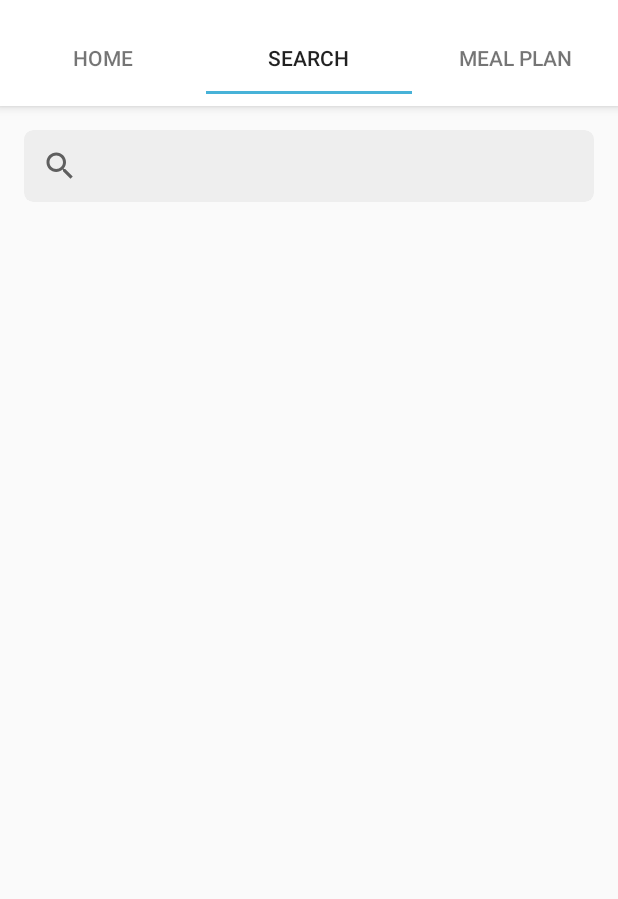
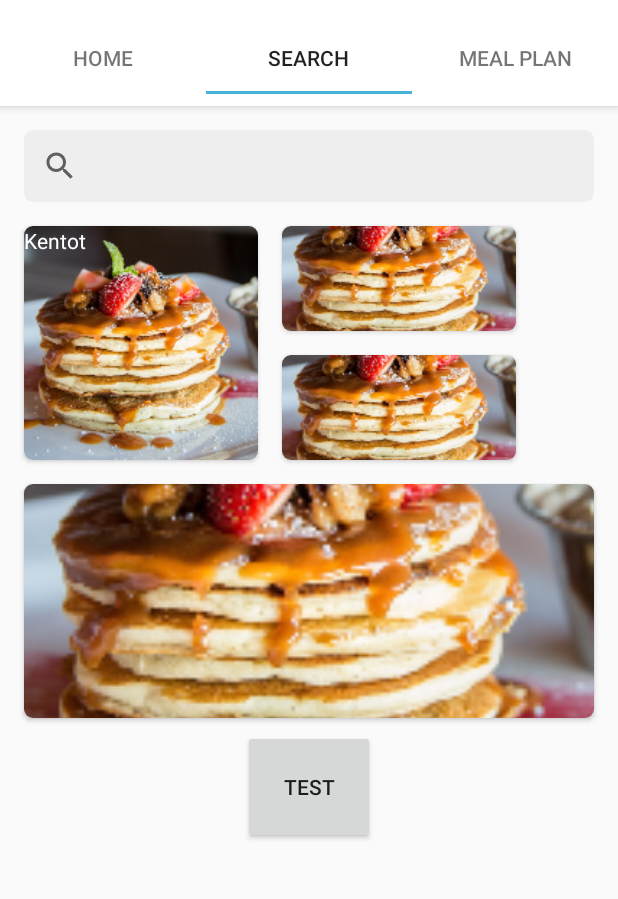
Before and after one commit to alifmufthi91/PKMCooking, an Android app: the screen it shows after launch (MainActivity), tab 2 chosen, on a phone screen of 412 x 824 dp, the part 62-961 px from its top. Run offline under Robolectric (Android 15) with nearby library versions, the phone set to English and light mode, and no system bars; our stand-ins replace ButterKnife, Picasso; libraries missing offline, so code that uses them is left out: org.parceler; pictures from the network do not load.

Commit message:
kebutuhan UI
Signed-off-by: pradprat <pradikafp14@gmail.com>

```diff
--- a/app/src/main/res/layout/fragment_tab2.xml
+++ b/app/src/main/res/layout/fragment_tab2.xml
@@ -8,7 +8,9 @@
     <android.support.design.card.MaterialCardView
         android:layout_width="match_parent"
         android:layout_height="wrap_content"
-        android:layout_margin="16dp"
+        android:layout_marginHorizontal="16dp"
+        android:layout_marginTop="16dp"
+        android:layout_marginBottom="8dp"
         app:cardCornerRadius="6dp"
         app:cardBackgroundColor="@color/grey_200"
         app:cardElevation="0dp">
@@ -23,7 +25,128 @@
         </android.support.v7.widget.SearchView>
     </android.support.design.card.MaterialCardView>
 
+   <GridLayout
+       android:columnCount="2"
+       android:rowCount="2"
+       android:alignmentMode="alignMargins"
+       android:columnOrderPreserved="false"
+       android:layout_width="match_parent"
+       android:layout_height="wrap_content">
 
+       <!--Column 1-->
+       <android.support.v7.widget.CardView
+           android:layout_width="156dp"
+           android:layout_height="156dp"
+           android:layout_row="0"
+           android:layout_column="0"
+           android:layout_rowSpan="2"
+           android:layout_marginLeft="16dp"
+           android:layout_marginTop="8dp"
+           android:layout_marginBottom="8dp"
+           android:layout_marginRight="8dp"
+           app:cardCornerRadius="@dimen/card_corner_radius">
+           <RelativeLayout
+               android:layout_width="match_parent"
+               android:layout_height="match_parent"
+               android:background="@drawable/shape_bg_white_rounded_rect"
+               android:orientation="vertical">
+               <ImageView
+                   android:layout_width="match_parent"
+                   android:layout_height="match_parent"
+                   android:scaleType="centerCrop"
+                   android:src="@mipmap/img_panck" />
+               <TextView
+                   android:layout_width="match_parent"
+                   android:layout_height="match_parent"
+                   android:textColor="#ffffff"
+                   android:fontFamily=""
+                   android:text="Kentot"
+                   />
+           </RelativeLayout>
+       </android.support.v7.widget.CardView>
+
+       <!--Column 2-->
+
+       <!--row 1-->
+       <android.support.v7.widget.CardView
+           android:layout_width="156dp"
+           android:layout_height="70dp"
+           android:layout_row="0"
+           android:layout_column="1"
+           android:layout_marginLeft="8dp"
+           android:layout_marginTop="8dp"
+           android:layout_marginBottom="8dp"
+           android:layout_marginRight="8dp"
+           app:cardCornerRadius="@dimen/card_corner_radius">
+           <LinearLayout
+               android:layout_width="match_parent"
+               android:layout_height="match_parent"
+               android:background="@drawable/shape_bg_white_rounded_rect"
+               android:orientation="vertical">
+               <ImageView
+                   android:layout_width="match_parent"
+                   android:layout_height="match_parent"
+                   android:scaleType="centerCrop"
+                   android:src="@mipmap/img_panck" />
+           </LinearLayout>
+       </android.support.v7.widget.CardView>
+
+       <!--row 2-->
+       <android.support.v7.widget.CardView
+           android:layout_width="156dp"
+           android:layout_height="70dp"
+           android:layout_row="1"
+           android:layout_column="1"
+           android:layout_marginLeft="8dp"
+           android:layout_marginTop="8dp"
+           android:layout_marginBottom="8dp"
+           android:layout_marginRight="8dp"
+           app:cardCornerRadius="@dimen/card_corner_radius">
+           <LinearLayout
+               android:layout_width="match_parent"
+               android:layout_height="match_parent"
+               android:background="@drawable/shape_bg_white_rounded_rect"
+               android:orientation="vertical">
+               <ImageView
+                   android:layout_width="match_parent"
+                   android:layout_height="match_parent"
+                   android:scaleType="centerCrop"
+                   android:src="@mipmap/img_panck" />
+           </LinearLayout>
+       </android.support.v7.widget.CardView>
+   </GridLayout>
+
+    <android.support.v7.widget.CardView
+        android:id="@+id/cv"
+        android:layout_width="match_parent"
+        android:layout_height="156dp"
+        android:layout_marginHorizontal="16dp"
+        android:layout_marginVertical="8dp"
+        android:layout_gravity="center"
+        app:cardCornerRadius="@dimen/card_corner_radius">
+        <LinearLayout
+            android:layout_width="match_parent"
+            android:layout_height="match_parent"
+            android:background="@drawable/shape_bg_white_rounded_rect"
+            android:orientation="vertical">
+            <ImageView
+                android:id="@+id/iv"
+                android:layout_width="match_parent"
+                android:layout_height="match_parent"
+                android:scaleType="centerCrop"
+                android:src="@mipmap/img_panck" />
+        </LinearLayout>
+    </android.support.v7.widget.CardView>
+
+    <Button
+        android:id="@+id/changeac"
+        android:layout_width="wrap_content"
+        android:layout_height="76dp"
+        android:layout_alignParentBottom="true"
+        android:layout_centerHorizontal="true"
+        android:layout_gravity="center"
+        android:layout_marginBottom="189dp"
+        android:text="test" />
 
 
 </LinearLayout>
```
